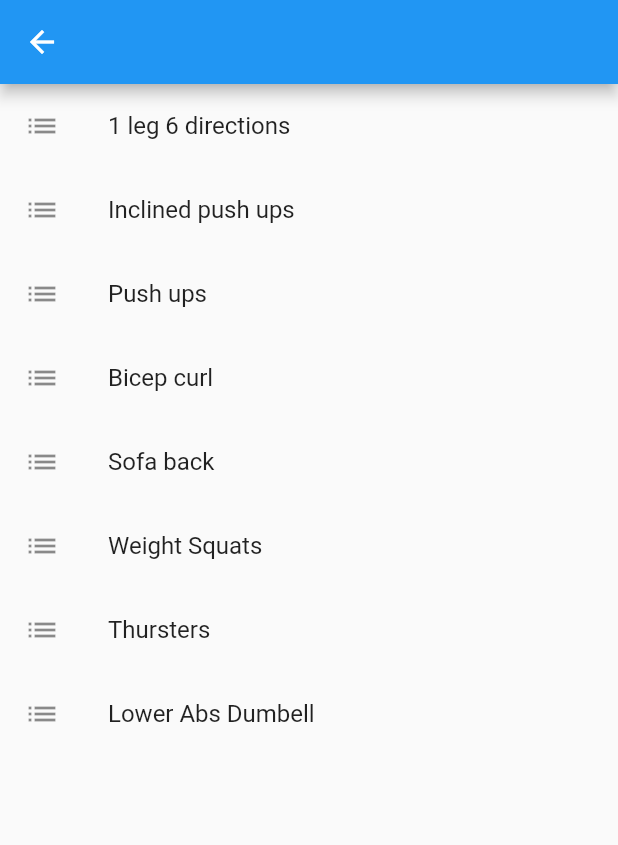
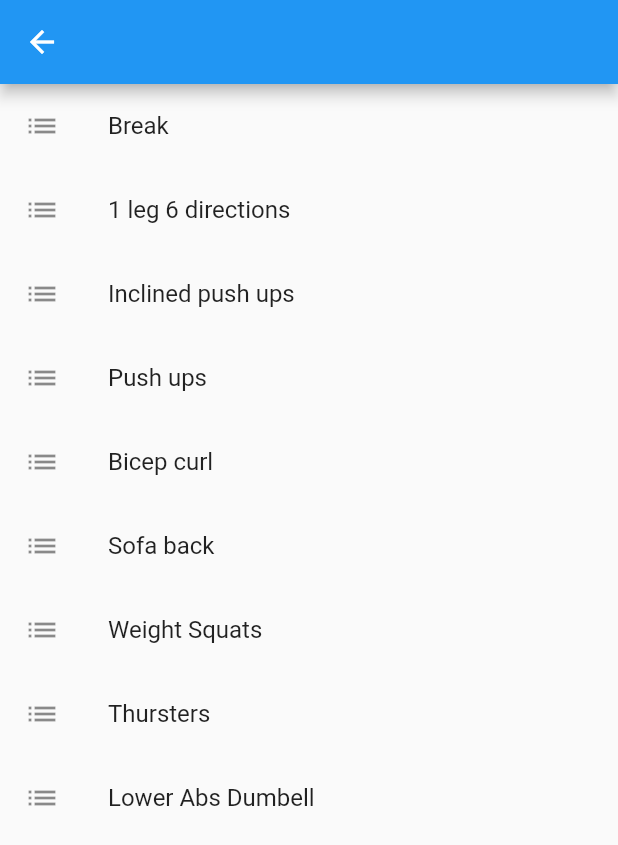
Before and after one commit to SergioMorenoAntequera/WorkoutTracker, a Flutter app: the SessionView screen opened directly, after a tap on "Add Break", after a tap on the "delete" icon, after a tap on the "add" icon, on a phone screen of 412 x 824 dp. Shown: the top 845 px of the screen. Run offline on Flutter 3.47's test engine with Material 2 defaults, Android fonts, the phone set to English and light mode, and no system bars.

Commit message:
improving app user flow

```diff
--- a/lib/Models/Model.dart
+++ b/lib/Models/Model.dart
@@ -1,5 +1,11 @@
 import 'package:uuid/uuid.dart';
 
 abstract class Model {
-  String id = Uuid().v1();
+  String id = const Uuid().v1();
+
+  dynamic clone() {
+    var cloned = this;
+    cloned.id = const Uuid().v1();
+    return cloned;
+  }
 }
--- a/lib/Models/exercise.dart
+++ b/lib/Models/exercise.dart
@@ -1,4 +1,4 @@
-import 'package:serangym/Models/Model.dart';
+import 'package:serangym/Models/model.dart';
 
 class Exercise extends Model {
   var start = null;
--- a/lib/Views/select_exercise_view.dart
+++ b/lib/Views/select_exercise_view.dart
@@ -7,7 +7,8 @@ class SelectExerciseView extends StatelessWidget {
 
   @override
   Widget build(BuildContext context) {
-    var availableExercises = [
+    var availableExercises = <Exercise>[
+      Exercise("Break"),
       Exercise("1 leg 6 directions"),
       Exercise("Inclined push ups"),
       Exercise("Push ups"),
@@ -28,8 +29,11 @@ class SelectExerciseView extends StatelessWidget {
             leading: const Icon(Icons.list),
             title: Text(exercise.name),
             onTap: () => {
-              addExercise(availableExercises[index]),
-              Navigator.pop(context),
+              ScaffoldMessenger.of(context).hideCurrentSnackBar(),
+              addExercise(availableExercises[index].clone()),
+              ScaffoldMessenger.of(context).showSnackBar(
+                SnackBar(content: Text(exercise.name + " Added")),
+              )
             },
           );
         },
--- a/lib/Widgets/exercise_card.dart
+++ b/lib/Widgets/exercise_card.dart
@@ -74,10 +74,13 @@ class ExerciseCard extends StatelessWidget {
                           : Container(),
                   const SizedBox(width: 10),
                   exercise.start != null && exercise.end == null
-                      ? ElevatedButton(
-                          child: const Text("Add Set"),
-                          onPressed: () =>
-                              {showAddSetDialog(context, exercise)},
+                      ? Padding(
+                          padding: const EdgeInsets.only(right: 10),
+                          child: ElevatedButton(
+                            child: const Text("Add Set"),
+                            onPressed: () =>
+                                {showAddSetDialog(context, exercise)},
+                          ),
                         )
                       : Container(),
                 ],
```
